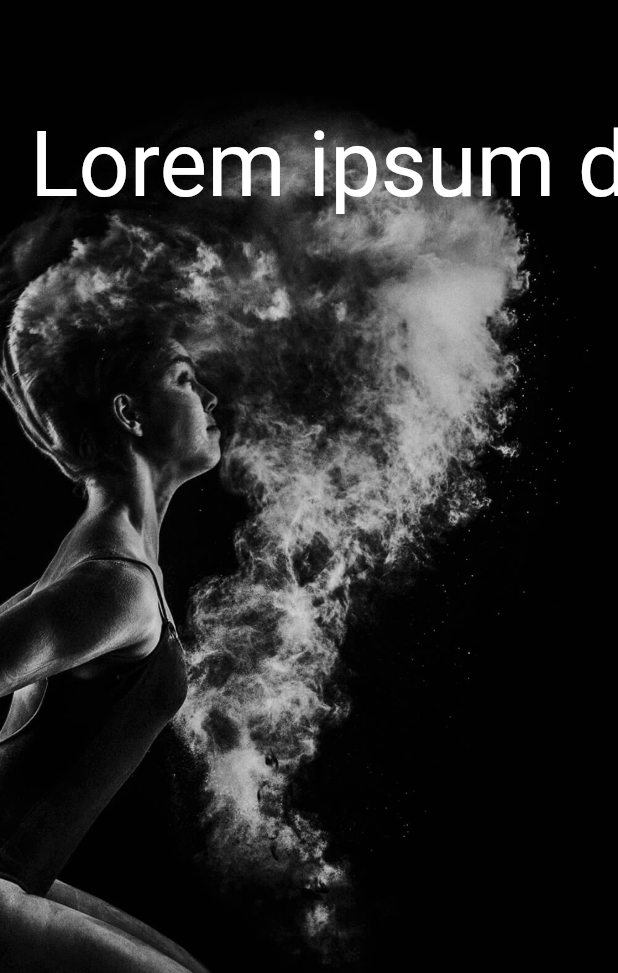
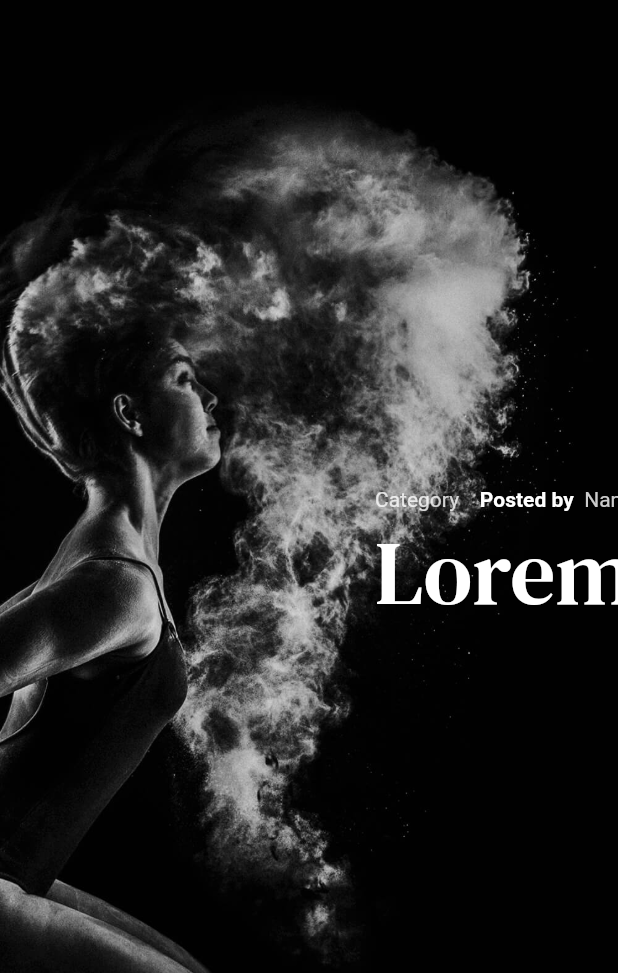
Before and after one commit to pnzrkmpfwgn/my-blog, a Flutter app: the screen it shows after launch, swiped to page 3, on a phone screen of 412 x 824 dp, the part 263-1236 px from its top. Run offline on Flutter 3.47's test engine with Material 2 defaults, Android fonts, the phone set to English and light mode, and no system bars; drawn by our look-alikes of carousel_slider; our stand-ins replace flutter_spinkit; Roboto replaces fonts that are missing (DM Serif Text); project files that could hold a hidden picture were left out.

Commit message:
Adjusted the titles of the slider got rid of unnecessary comments

```diff
--- a/lib/utils/carousel.dart
+++ b/lib/utils/carousel.dart
@@ -1,12 +1,18 @@
 import 'package:flutter/material.dart';
 import 'package:carousel_slider/carousel_slider.dart';
 
-class Carousel extends StatelessWidget {
+class Carousel extends StatefulWidget {
+  const Carousel({Key? key}) : super(key: key);
+
+  @override
+  State<Carousel> createState() => _CarouselState();
+}
+
+class _CarouselState extends State<Carousel> {
   List<String> imgList=[
     "assets/1.jpg",
     "assets/2.jpg",
     "assets/3.jpg",
-
   ];
 
   @override
@@ -36,58 +42,60 @@ class Carousel extends StatelessWidget {
               // ),
               Positioned(
                   child:Container(
-            child:Text(
+                        child: Column(
+                          crossAxisAlignment: CrossAxisAlignment.start,
+                          children: [
+                            Row(
+                              children: [
+                                Text("Category    ",
+                                    style:TextStyle(
+                                        color:Colors.white.withOpacity(0.8)
+                                    )
+                                ),
+                                Text("Posted by  ",
+                                  style: TextStyle(
+                                      fontWeight: FontWeight.bold,
+                                      color:Colors.white
+                                  ),
+                                ),
+                                Text("Name",
+                                  style: TextStyle(
+                                      color:Colors.white.withOpacity(0.8)
+                                  ),
+                                )
+                              ],
+                            ),
+                            Text(
                                 "Lorem ipsum dolor sit amet",
                                 style:TextStyle(
                                     fontSize:60.0,
                                     color:Colors.white,
-          fontFamily: "DM Serif Text"
+                                    fontFamily: "DMSerifText"
                                 )
                             ),
+                          ],),
+
                   ),
-        top: 100,
-        left:20
+                  top: 350,
+                  left:250
               )
             ]),
           ))
               .toList(),
         ));
   }
-  // @override
-  // Widget build(BuildContext context) {
-  //   return Scaffold(
-  //     body: Builder(
-  //       builder: (context) {
-  //         final double height = MediaQuery.of(context).size.height;
-  //         return CarouselSlider(
-  //           options: CarouselOptions(
-  //             height: height,
-  //             viewportFraction: 1.0,
-  //             enlargeCenterPage: false,
-  //             // autoPlay: false,
-  //           ),
-  //           items: imgList
-  //               .map((item) => Container(
-  //             child: Center(
-  //                 child: Image.asset(
-  //                   item,
-  //                   fit: BoxFit.fill,
-  //                   height: height,
-  //                 )
-  //             ),
-  //           ))
-  //               .toList(),
-  //         );
-  //       },
-  //     ),
-  //   );
-  // }
 }
 
-class mobileCarousel extends StatelessWidget {
-  mobileCarousel({Key? key}) : super(key: key);
+class mobileCarousel extends StatefulWidget {
+  const mobileCarousel({Key? key}) : super(key: key);
 
-  final List<String> imgList=[
+  @override
+  State<mobileCarousel> createState() => _mobileCarouselState();
+}
+
+class _mobileCarouselState extends State<mobileCarousel> {
+
+  List<String> imgList=[
     "assets/1.jpg",
     "assets/2.jpg",
     "assets/3.jpg",
@@ -116,24 +124,43 @@ class mobileCarousel extends StatelessWidget {
                   ),
                 ),
               ),
-              //   Image.asset(
-              //     item,
-              //     width: MediaQuery.of(context).size.width,
-              //     height:MediaQuery.of(context).size.height,
-              //     fit: BoxFit.fill,
-              //     color: Colors.black.withOpacity(0.01),
-              // ),
+
               Positioned(
-                  child:Text(
+                  child:Column(
+                    crossAxisAlignment: CrossAxisAlignment.start,
+                    children: [
+                      Row(
+                        children: [
+                          Text("Category    ",
+                              style:TextStyle(
+                                  color:Colors.white.withOpacity(0.8)
+                              )
+                          ),
+                          Text("Posted by  ",
+                            style: TextStyle(
+                                fontWeight: FontWeight.bold,
+                                color:Colors.white
+                            ),
+                          ),
+                          Text("Name",
+                            style: TextStyle(
+                                color:Colors.white.withOpacity(0.8)
+                            ),
+                          )
+                        ],
+                      ),
+                      Text(
                           "Lorem ipsum dolor sit amet",
                           style:TextStyle(
                               fontSize:60.0,
                               color:Colors.white,
-                          fontFamily: "DM Serif Text"
+                              fontFamily: "DMSerifText"
                           )
                       ),
-                  top: 100,
-                  left:20
+                    ],
+                  ),
+                  top: 350,
+                  left:250
 
               )
             ]),
--- a/pubspec.yaml
+++ b/pubspec.yaml
@@ -75,7 +75,7 @@ flutter:
   # list giving the asset and other descriptors for the font. For
   # example:
   fonts:
-   - family: Schyler
+   - family: DMSerifText
      fonts:
        - asset: fonts/DMSerifText-italic.ttf
        - asset: fonts/DMSerifText-Regular.ttf
```
Lines whose indentation alone changed are shown as unchanged.
